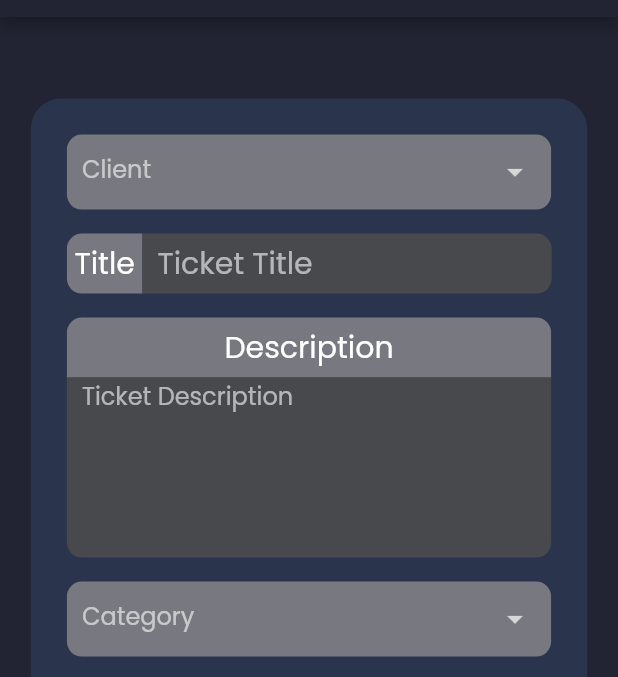
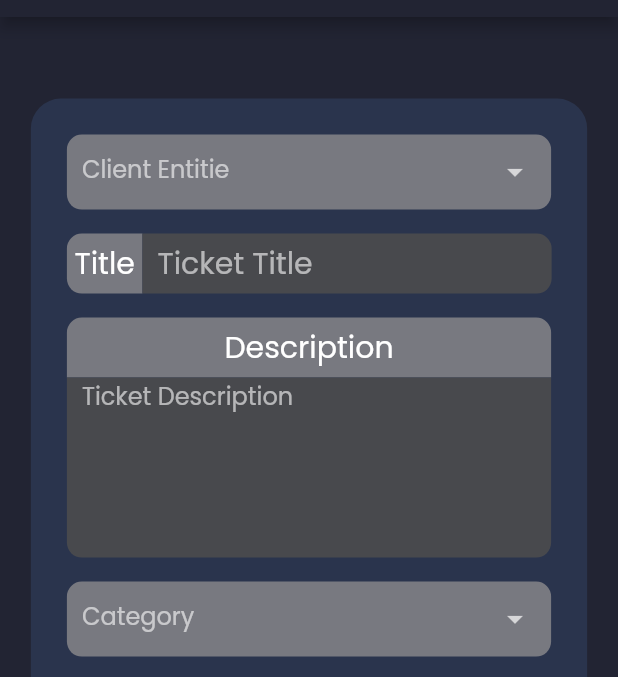
Before and after one commit to XmeDavid/SMA-FRONTEND, a Flutter app: the NewTicketScreen screen opened by its route, on a phone screen of 412 x 824 dp, the part 67-744 px from its top. Run offline on Flutter 3.47's test engine with Material 2 defaults, Android fonts, the phone set to English and light mode, and no system bars; drawn by our look-alikes of dropdown_search; our stand-ins replace email_validator, flutter_dotenv, flutter_svg, google_fonts; network calls fail.

Commit message:
Entity Model and create ticket dynamic entities

```diff
--- /dev/null
+++ b/lib/models/Entity.dart
@@ -0,0 +1,39 @@
+class Entity{
+  final int id;
+  final int entityTypeId;
+  final String name;
+  final String email;
+  final String? phoneNumber;
+  final int addressId;
+  final String taxNumber;
+  final String defaultLanguage;
+
+  const Entity({
+    required this.id,
+    required this.entityTypeId,
+    required this.email,
+    required this.name,
+    required this.phoneNumber,
+    required this.addressId,
+    required this.taxNumber,
+    required this.defaultLanguage,
+  });
+
+  factory Entity.fromJson(Map<String, dynamic> json){
+    return Entity(
+      id: json['id'],
+      entityTypeId: json['entities_types_id'],
+      name: json['full_name'],
+      email: json['email'],
+      phoneNumber: json['phone_numbers'],
+      addressId:  json['adresses_id'],
+      taxNumber: json['taxpayer_number'],
+      defaultLanguage: json['default_language'],
+    );
+  }
+
+  @override
+  String toString() {
+    return "#" + id.toString() + " - " + name;
+  }
+}
--- a/lib/models/model_api.dart
+++ b/lib/models/model_api.dart
@@ -1,8 +1,10 @@
 import 'dart:convert';
+
 
 import '../api_interactions/api_functions.dart';
 import 'Asset.dart';
 import 'Contract.dart';
+import 'Entity.dart';
 
 class ModelApi{
   static Future<List<Contract>> getContracts() async{
@@ -26,4 +28,15 @@ class ModelApi{
     }
     return tempAssets;
   }
+
+  static Future<List<Entity>> getEntities() async{
+    List<Entity> tempEntities = <Entity>[];
+    var res = await ApiClient().getAll("entities");
+    dynamic json = jsonDecode(res.body);
+    for(var entityJson in json){
+      Entity entity = Entity.fromJson(entityJson);
+      tempEntities.add(entity);
+    }
+    return tempEntities;
+  }
 }
--- a/lib/screens/new_ticket_screen.dart
+++ b/lib/screens/new_ticket_screen.dart
@@ -5,6 +5,7 @@ import 'package:dropdown_search/dropdown_search.dart';
 import 'package:sma_frontend/models/Contract.dart';
 
 import '../models/Asset.dart';
+import '../models/Entity.dart';
 import '../models/model_api.dart';
 import '../responsive.dart';
 import '../consts.dart';
@@ -33,6 +34,7 @@ class _NewTicketScreenState  extends State<NewTicketScreen> {
   List<String>? selectedAssets;
   List<Contract> contracts = <Contract>[];
   List<Asset> assets = <Asset>[];
+  List<Entity> entities = <Entity> [];
 
   bool isClient(){
     return false;
@@ -44,10 +46,14 @@ class _NewTicketScreenState  extends State<NewTicketScreen> {
   void loadAssets() async{
     assets = await ModelApi.getAssets();
   }
+  void loadEntities() async{
+    entities = await ModelApi.getEntities();
+  }
 
   loadDynamicData(){
     loadContracts();
     loadAssets();
+    loadEntities();
   }
 
   @override
@@ -81,7 +87,7 @@ class _NewTicketScreenState  extends State<NewTicketScreen> {
                       child: SingleChildScrollView(
                         child: Column(
                           children: [
-                            if(!isClient())DropDown(this, label: "Client",items: const ["sampleCategories","Client #1", "Client #2"],callback: (s) =>{
+                            if(!isClient())DropDown(this, label: "Client Entitie",items: entities.map((e) => e.toString()).toList(),callback: (s) =>{
                               _selectedClient = s
                               },
                             ),
```
